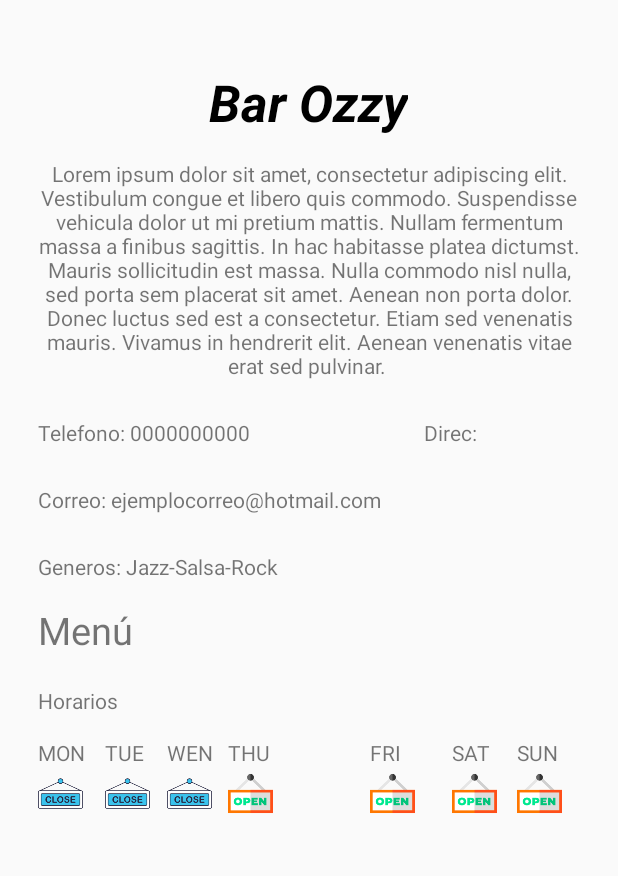
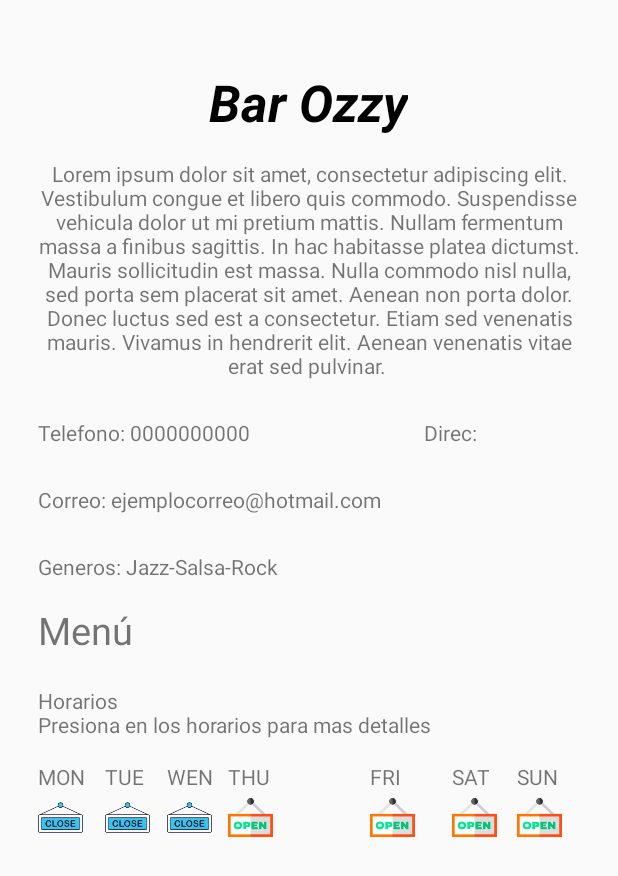
Before and after one commit to leonardsk8/jukebox, an Android app: the layout tab_info_bar.xml on its own in the app's theme, with its tools: preview values and no code run, on a phone screen of 412 x 824 dp. Shown: the top 876 px of the screen. Run offline under Robolectric (Android 15) with nearby library versions, the phone set to English and light mode, and no system bars.

Commit message:
Initial commit

```diff
--- a/app/src/main/res/layout/tab_info_bar.xml
+++ b/app/src/main/res/layout/tab_info_bar.xml
@@ -103,7 +103,7 @@
                 android:layout_height="wrap_content"
                 android:layout_marginLeft="25dp"
 
-                android:text="Horarios" />
+                android:text="Horarios\nPresiona en los horarios para mas detalles" />
 
             <RelativeLayout
                 android:layout_width="match_parent"
```
Also changed, not shown: 3 other files.
